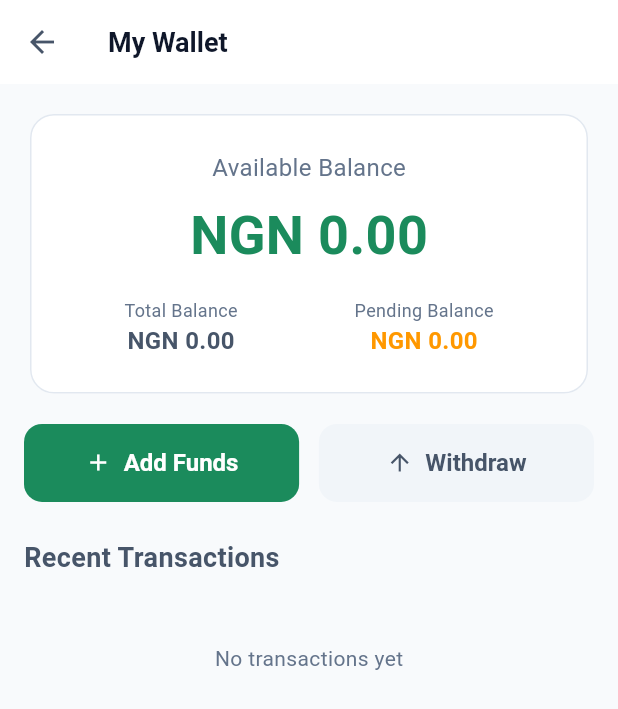
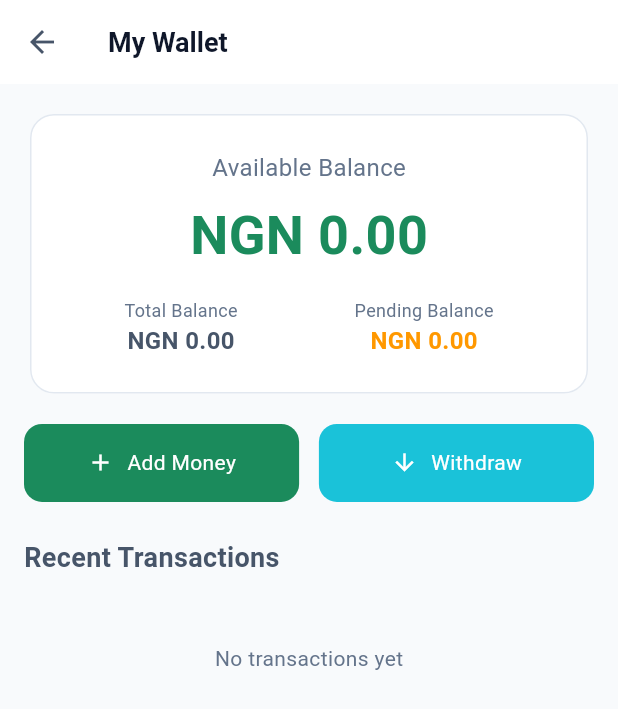
Before and after one commit to Teewhydot/parcel_am, a Flutter app: the WalletScreen screen opened by its route, on a phone screen of 412 x 824 dp. Shown: the top 709 px of the screen. Run offline on Flutter 3.47's test engine with Material 3 defaults, Android fonts, the phone set to English and light mode, and no system bars; our stand-ins replace bloc, cached_network_image, cloud_firestore, dartz, equatable, file_picker and 27 more; missing offline and left inert: ansicolor, app_badge_plus, flutter_imagekit; accounts and stored records are empty.

Commit message:
Refactor: Streamline WalletScreen with BlocManager and improve UI
- Refactored `WalletScreen` to use the generic `BlocManager` for state management, removing the local `BlocProvider`.
- Updated action buttons with new `AppButton` widgets for "Add Money" and "Withdraw".
- Removed verbose Firestore index creation logs from `WalletRemoteDataSource`.
- Removed the 'Wallet' tab from the main navigation shell.
- Cleaned up unused `inputPaths` and `outputPaths` from the iOS `project.pbxproj` file.

```diff
--- a/lib/core/widgets/navigation_shell.dart
+++ b/lib/core/widgets/navigation_shell.dart
@@ -51,11 +51,6 @@ class _NavigationShellState extends State<NavigationShell> {
       activeIcon: Icons.chat_bubble,
       label: 'Chat',
     ),
-    FloatingNavItem(
-      icon: Icons.account_balance_wallet_outlined,
-      activeIcon: Icons.account_balance_wallet,
-      label: 'Wallet',
-    ),
   ];
 
   // Build screens for each tab based on current user
@@ -68,7 +63,6 @@ class _NavigationShellState extends State<NavigationShell> {
         child: const TrackingScreen(),
       ),
       ChatsListScreen(currentUserId: userId),
-      WalletScreen(userId: userId),
     ];
   }
 
--- a/lib/features/parcel_am_core/data/datasources/wallet_remote_data_source.dart
+++ b/lib/features/parcel_am_core/data/datasources/wallet_remote_data_source.dart
@@ -150,12 +150,6 @@ class WalletRemoteDataSourceImpl implements WalletRemoteDataSource {
           .snapshots()
           .handleError((error) {
         Logger.logError('Firestore Error (watchWallet): $error', tag: 'WalletRemoteDataSource');
-        if (error.toString().contains('index')) {
-          Logger.logError('INDEX REQUIRED: Create a composite index for:', tag: 'WalletRemoteDataSource');
-          Logger.logError('   Collection: wallets', tag: 'WalletRemoteDataSource');
-          Logger.logError('   Fields: userId (Ascending)', tag: 'WalletRemoteDataSource');
-          Logger.logError('   Or visit the Firebase Console to create the index automatically.', tag: 'WalletRemoteDataSource');
-        }
       })
           .map((snapshot) {
         if (snapshot.docs.isEmpty) {
--- a/lib/features/parcel_am_core/presentation/screens/wallet_screen.dart
+++ b/lib/features/parcel_am_core/presentation/screens/wallet_screen.dart
@@ -1,5 +1,8 @@
 import 'package:flutter/material.dart';
 import 'package:flutter_bloc/flutter_bloc.dart';
+import 'package:parcel_am/core/bloc/managers/bloc_manager.dart';
+import 'package:parcel_am/core/widgets/app_button.dart';
+import 'package:parcel_am/core/widgets/app_text.dart';
 import '../../../../core/bloc/base/base_state.dart';
 import '../../../../core/theme/app_colors.dart';
 import '../../../../core/widgets/app_spacing.dart';
@@ -17,15 +20,14 @@ class WalletScreen extends StatelessWidget {
 
   @override
   Widget build(BuildContext context) {
-    return BlocProvider(
-      create: (context) => WalletBloc()..add(WalletStarted(userId)),
-      child: Scaffold(
+    return Scaffold(
       appBar: AppBar(
         title: const Text('My Wallet'),
         backgroundColor: AppColors.surface,
         elevation: 0,
       ),
-        body: BlocConsumer<WalletBloc, BaseState<WalletData>>(
+      body: BlocManager<WalletBloc, BaseState<WalletData>>(
+        bloc: context.read<WalletBloc>(),
         listener: (context, state) {
           // Show error snackbar when error occurs
           if (state is AsyncErrorState<WalletData>) {
@@ -182,17 +184,10 @@ class WalletScreen extends StatelessWidget {
                           message: isOnline
                               ? 'Add funds to your wallet'
                               : 'Wallet operations require internet connection',
-                            child: ElevatedButton.icon(
+                          child: AppButton.primary(
                             onPressed: isOnline ? () {} : null,
-                              icon: const Icon(Icons.add),
-                              label: const Text('Add Funds'),
-                              style: ElevatedButton.styleFrom(
-                                backgroundColor: isOnline ? AppColors.primary : Colors.grey,
-                                foregroundColor: Colors.white,
-                                padding: AppSpacing.paddingLG,
-                                disabledBackgroundColor: Colors.grey.shade300,
-                                disabledForegroundColor: Colors.grey.shade600,
-                              ),
+                              leadingIcon: Icon(Icons.add),
+                            requiresKyc: true, child: AppText("Add Money",color: AppColors.white,)
                           ),
                         ),
                       ),
@@ -202,17 +197,10 @@ class WalletScreen extends StatelessWidget {
                           message: isOnline
                               ? 'Withdraw funds from your wallet'
                               : 'Wallet operations require internet connection',
-                            child: ElevatedButton.icon(
+                          child: AppButton.secondary(
                               onPressed: isOnline ? () {} : null,
-                              icon: const Icon(Icons.arrow_upward),
-                              label: const Text('Withdraw'),
-                              style: ElevatedButton.styleFrom(
-                                backgroundColor: isOnline ? AppColors.surfaceVariant : Colors.grey,
-                                foregroundColor: isOnline ? AppColors.onSurface : Colors.grey.shade600,
-                                padding: AppSpacing.paddingLG,
-                                disabledBackgroundColor: Colors.grey.shade300,
-                                disabledForegroundColor: Colors.grey.shade600,
-                              ),
+                              leadingIcon: Icon(Icons.arrow_downward_outlined),
+                              requiresKyc: true, child: AppText("Withdraw",color: AppColors.white,)
                           ),
                         ),
                       ),
@@ -247,7 +235,7 @@ class WalletScreen extends StatelessWidget {
             ),
           );
         },
-        ),
+        child: Container(),
       ),
     );
   }
```
Also changed, not shown: 1 other file. Lines whose indentation alone changed are shown as unchanged.
